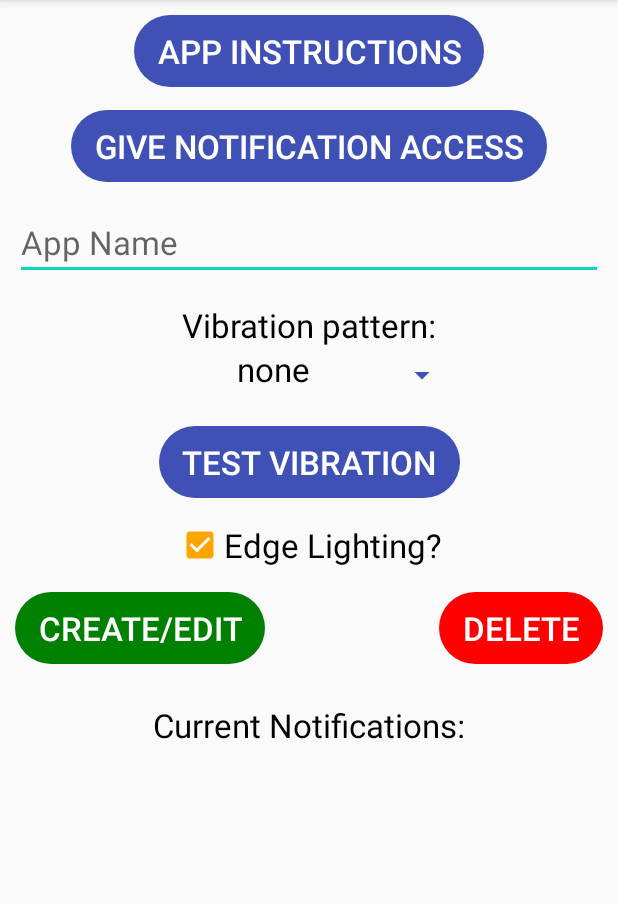
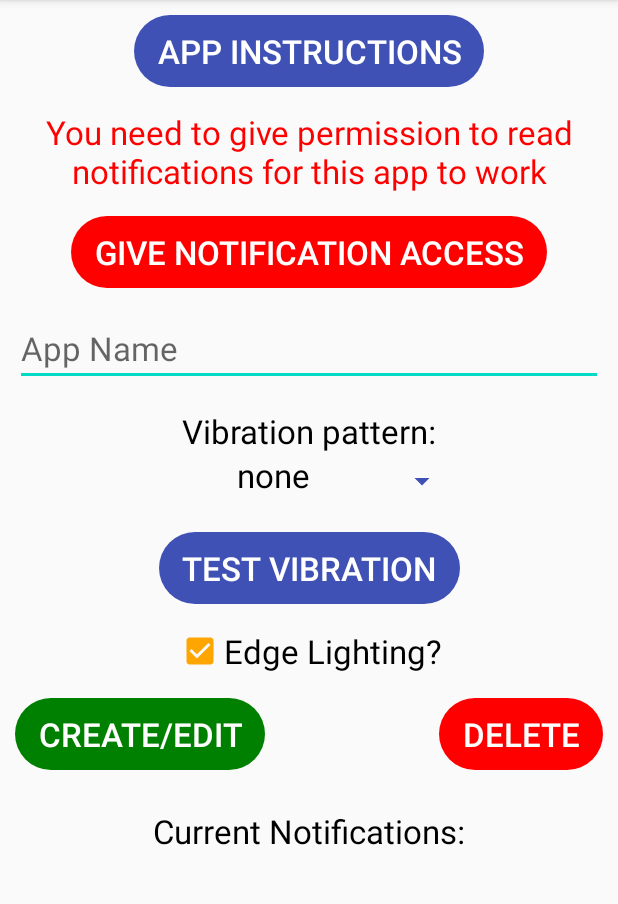
Before and after one commit to dilfruh/Notifier, an Android app: the screen it shows after launch (MainActivity), on a phone screen of 412 x 824 dp, the part 84-988 px from its top. Run offline under Robolectric (Android 15) with nearby library versions, the phone set to English and light mode, and no system bars; 1 statement that could not run was skipped.

Commit message:
only show notification access button if they haven't granted access yet

```diff
--- a/app/src/main/java/com/dil/notifier/MainActivity.kt
+++ b/app/src/main/java/com/dil/notifier/MainActivity.kt
@@ -13,12 +13,14 @@ import android.text.style.UnderlineSpan
 import android.view.View
 import android.widget.*
 import androidx.appcompat.app.AppCompatActivity
+import androidx.core.app.NotificationManagerCompat
 
 /**
  * This is where most of the action happens
  */
 class MainActivity : AppCompatActivity() {
     //Set up buttons, textViews, editTexts, spinners, checkboxes
+    var accessText: TextView? = null
     var text1: TextView? = null
     var text2: TextView? = null
     var instructionsButton: Button? = null
@@ -118,12 +120,35 @@ class MainActivity : AppCompatActivity() {
         }
     }
 
+    /**
+     * checks to see if you have given permission to read notifications, and shows that you need to if not
+     */
+    private fun getNotificationAccess() {
+        val pkgName: String = this.getPackageName()
+        val listeners: MutableSet<String> = NotificationManagerCompat.getEnabledListenerPackages(this)
+        if (listeners?.contains(pkgName)) {
+            accessButton?.visibility = View.GONE
+            accessText?.visibility = View.GONE
+        }
+        else {
+            accessButton?.visibility = View.VISIBLE
+            accessText?.visibility = View.VISIBLE
+        }
+        // This doesn't seem to work
+        /*
+        val permission = ContextCompat.checkSelfPermission(this, Manifest.permission.BIND_NOTIFICATION_LISTENER_SERVICE)
+        if (permission == PackageManager.PERMISSION_GRANTED) accessButton?.visibility = View.GONE
+        else accessButton?.visibility = View.VISIBLE
+        */
+    }
+
     //When app is created
     override fun onCreate(savedInstanceState: Bundle?) {
         super.onCreate(savedInstanceState)
         setContentView(R.layout.activity_main)
 
         //Create buttons, textViews, editTexts, checkboxes
+        accessText = findViewById<TextView>(R.id.accessText)
         text1 = findViewById<TextView>(R.id.text1)
         text2 = findViewById<TextView>(R.id.text2)
         instructionsButton = findViewById<Button>(R.id.instructionsButton)
@@ -161,6 +186,15 @@ class MainActivity : AppCompatActivity() {
 
         //Update list of notification channels using function defined earlier
         getList()
+
+        // Check to see if they have granted permission to notification access
+        getNotificationAccess()
+    }
+
+    override fun onResume() {
+        super.onResume()
+        // We have to do this here also so if they gave access and came back, the UI updates
+        getNotificationAccess()
     }
 
     /**
--- a/app/src/main/res/layout/activity_main.xml
+++ b/app/src/main/res/layout/activity_main.xml
@@ -29,6 +29,19 @@
             android:layout_width="wrap_content"
             android:layout_height="wrap_content"/>
         <!-- Using both left and right centers it -->
+        <TextView
+            android:id="@+id/accessText"
+            android:text="You need to give permission to read notifications for this app to work"
+            android:textSize="22sp"
+            android:textColor="#FF0000"
+            app:layout_constraintTop_toBottomOf="@id/instructionsButton"
+            app:layout_constraintLeft_toLeftOf="parent"
+            app:layout_constraintRight_toRightOf="parent"
+            android:layout_marginTop="15dp"
+            android:layout_width="wrap_content"
+            android:layout_height="wrap_content"
+            android:textAlignment="center"
+        />
         <Button
             android:id="@+id/accessButton"
             android:text="Give Notification Access"
@@ -37,9 +50,9 @@
             android:paddingLeft="15dp"
             android:paddingRight="15dp"
             android:background="@drawable/roundstyle"
-            android:backgroundTint="@color/colorPrimary"
+            android:backgroundTint="#FF0000"
             android:onClick="accessClicked"
-            app:layout_constraintTop_toBottomOf="@id/instructionsButton"
+            app:layout_constraintTop_toBottomOf="@id/accessText"
             app:layout_constraintLeft_toLeftOf="parent"
             app:layout_constraintRight_toRightOf="parent"
             android:layout_marginTop="15dp"
```
